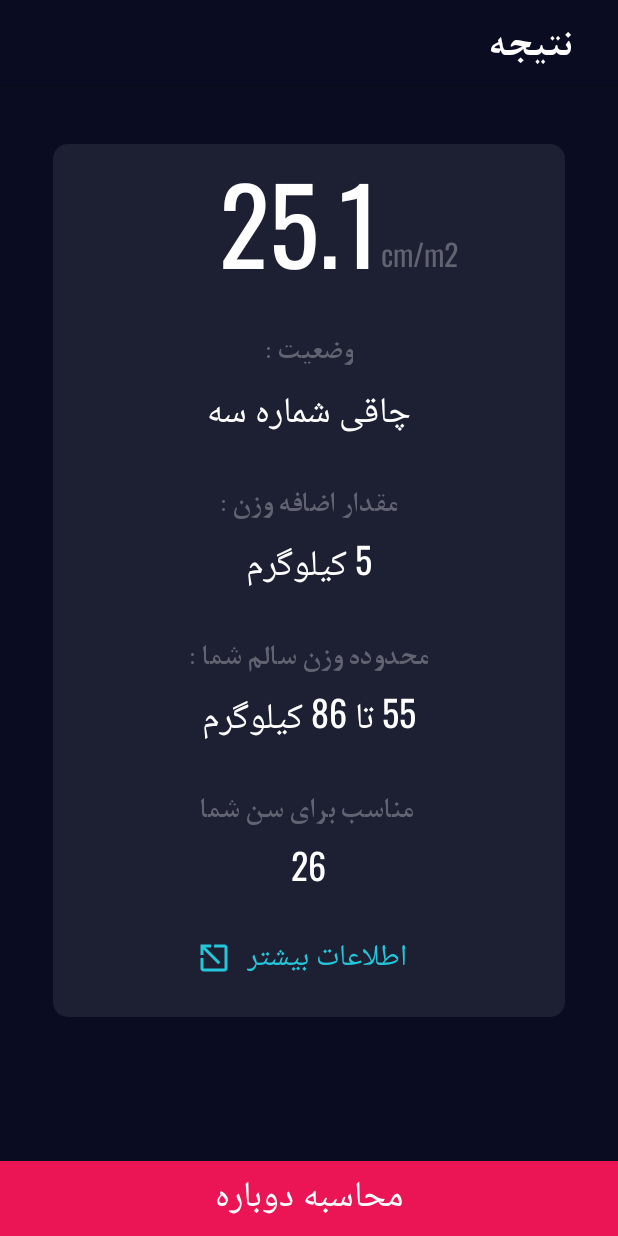
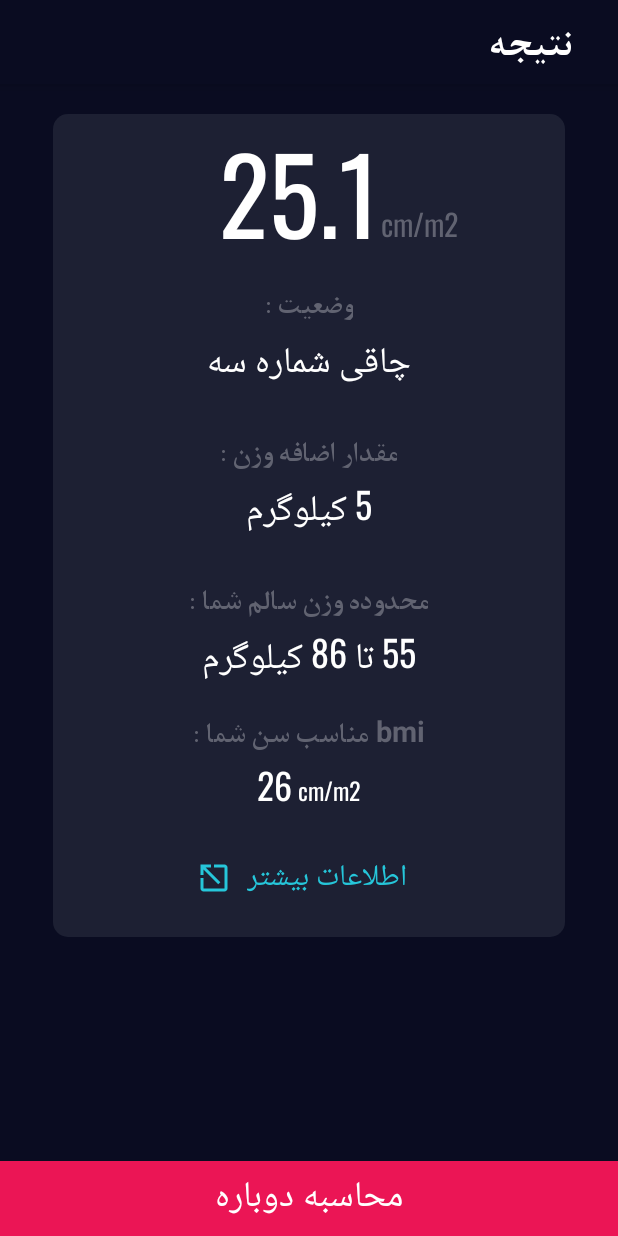
Before and after one commit to aliEsmaelFard/Kotlin-Bmi-App, an Android app: the layout activity_result.xml on its own in the app's theme, with its tools: preview values and no code run, on a phone screen of 412 x 824 dp. Run offline under Robolectric (Android 15) with nearby library versions, the phone set to English and light mode, and no system bars.

Commit message:
Update activity_result.xml UI

```diff
--- a/app/src/main/res/layout/activity_about__us__activty.xml
+++ b/app/src/main/res/layout/activity_about__us__activty.xml
@@ -135,7 +135,7 @@
                     android:lineSpacingExtra="0dp"
                     android:text="ارتباط با ما"
                     android:textColor="@color/ebony"
-                    android:textSize="27sp" />
+                    android:textSize="25sp" />
 
             </LinearLayout>
 
--- a/app/src/main/res/layout/activity_result.xml
+++ b/app/src/main/res/layout/activity_result.xml
@@ -44,7 +44,8 @@
 
         <androidx.constraintlayout.widget.ConstraintLayout
             android:layout_width="match_parent"
-            android:layout_height="wrap_content">
+            android:layout_height="wrap_content"
+            android:paddingBottom="100dp">
 
             <androidx.constraintlayout.widget.Guideline
                 android:layout_width="wrap_content"
@@ -56,11 +57,10 @@
                 android:layout_width="match_parent"
                 android:layout_height="wrap_content"
                 android:layout_marginHorizontal="35dp"
-                android:layout_marginTop="40dp"
+                android:layout_marginTop="20dp"
                 android:background="@drawable/layout_background"
                 android:gravity="center_horizontal"
                 android:orientation="vertical"
-                android:layout_marginBottom="20dp"
                 app:layout_constraintTop_toTopOf="parent">
 
 
@@ -100,6 +100,7 @@
                 <TextView
                     style="@style/top_result_text_view"
                     android:text="وضعیت :"
+                    android:layout_marginTop="5dp"
                      />
 
                 <TextView
@@ -130,17 +131,52 @@
                     android:text="55 تا 86 کیلوگرم"
                     style="@style/bottom_result_textview" />
 
-                <TextView
-                    style="@style/top_result_text_view"
-                    android:layout_marginTop="20dp"
-                    android:text=" مناسب برای سن شما"/>
+                <LinearLayout
+                    android:layout_width="wrap_content"
+                    android:layout_height="wrap_content"
+                    android:orientation="horizontal"
+                    android:layout_marginTop="10dp"
+                    android:gravity="center|center_horizontal">
+
+                    <TextView
+                        style="@style/top_result_text_view"
+                        android:layout_marginTop="0dp"
+                        android:text=" مناسب سن شما :"/>
+
+                    <TextView
+                        style="@style/top_result_text_view"
+                        android:layout_marginTop="0dp"
+                        android:text="bmi"
+                        android:textSize="19sp"
+                        android:layout_marginLeft="2dp"/>
+
+
+                </LinearLayout>
+
+
+            <LinearLayout
+                android:layout_width="wrap_content"
+                android:layout_height="wrap_content"
+                android:orientation="horizontal"
+                android:layout_marginTop="-3dp"
+                android:layout_marginBottom="10dp"
+                android:gravity="center|center_horizontal">
 
 
                 <TextView
                     android:id="@+id/age_range_tv"
                     android:text="26"
                     style="@style/bottom_result_textview"
-                    android:layout_marginBottom="10dp"/>
+                    android:layout_marginTop="0dp"     />
+
+                <TextView
+                    android:text=" cm/m2"
+                    android:textSize="16sp"
+                    style="@style/bottom_result_textview"
+                    android:layout_marginTop="4dp"     />
+            </LinearLayout>
+
+
 
                 <LinearLayout
                     android:id="@+id/link_linear"
--- a/app/src/main/res/values/styles.xml
+++ b/app/src/main/res/values/styles.xml
@@ -118,7 +118,7 @@
     <style name="top_result_text_view">
         <item name="android:layout_width">wrap_content</item>
         <item name="android:layout_height">wrap_content</item>
-        <item name="android:layout_marginTop">15dp</item>
+        <item name="android:layout_marginTop">10dp</item>
         <item name="android:textColor">@color/text_color</item>
         <item name="android:textSize">20sp</item>
         <item name="fontFamily">@font/bdaznnbd</item>
@@ -132,6 +132,7 @@
         <item name="android:textColor">@color/white</item>
         <item name="android:textStyle">normal</item>
         <item name="fontFamily">@font/oswald</item>
+        <item name="android:layout_marginTop">-3dp</item>
 
     </style>
 
```
